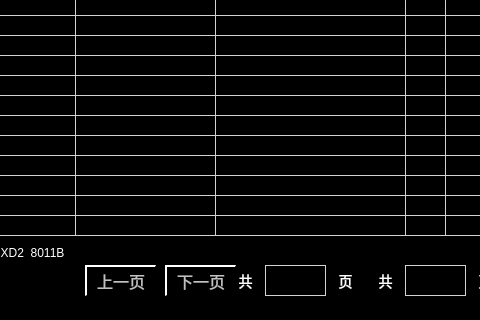
Old version of the form fault_history.ui in the repository mayue-crrc/Loco8; both pictures show x 125 to 605 and y 125 to 445 of the 800 by 445 pixel window.
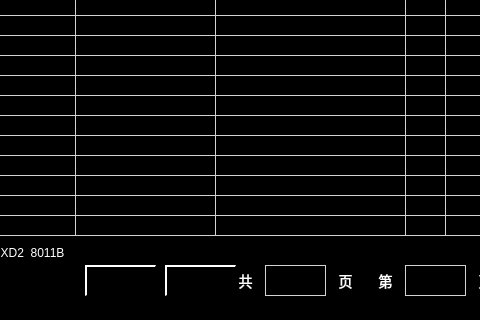
New version of the form. Icons and pictures are not drawn.

Commit message: add fault func,insert text failed

Diff of the .ui file:
```diff
--- a/fault_history.ui
+++ b/fault_history.ui
@@ -2840,7 +2840,7 @@
 border:transparent;</string>
    </property>
    <property name="text">
-    <string>共</string>
+    <string>第</string>
    </property>
    <property name="alignment">
     <set>Qt::AlignCenter</set>
@@ -3042,7 +3042,7 @@
     </rect>
    </property>
    <property name="text">
-    <string>上一页</string>
+    <string/>
    </property>
   </widget>
   <widget class="QPushButton" name="BTNNext_2">
@@ -3055,7 +3055,7 @@
     </rect>
    </property>
    <property name="text">
-    <string>下一页</string>
+    <string/>
    </property>
   </widget>
  </widget>
```
Left out of the diff: 8 changed lines with no effect on the pictures. The commit also changes 9 other files.
